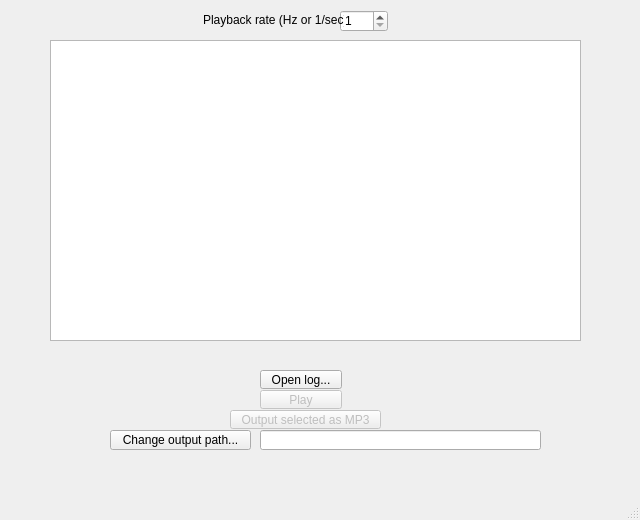
Old version of the form qt_generated/Traj2MP3.ui in the repository keryil/leaparticulatorqt.
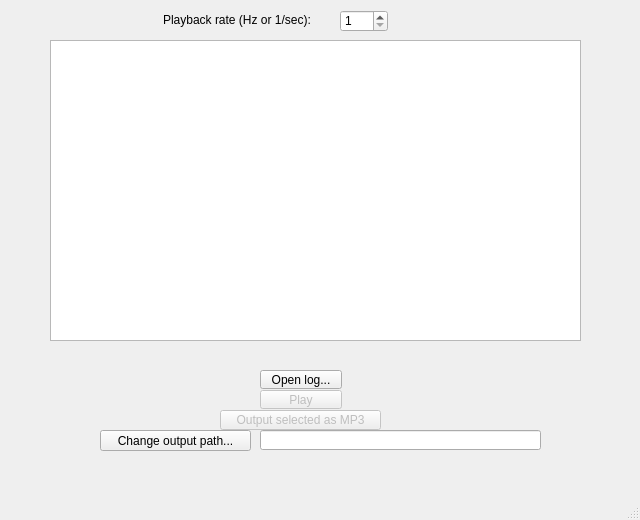
New version of the form.

Commit message: Minor aesthetic changes to the recorder UI.

Patch:
```diff
--- a/qt_generated/Traj2MP3.ui
+++ b/qt_generated/Traj2MP3.ui
@@ -36,10 +36,10 @@
     </property>
     <property name="geometry">
      <rect>
-      <x>230</x>
+      <x>220</x>
       <y>410</y>
-      <width>151</width>
-      <height>19</height>
+      <width>161</width>
+      <height>20</height>
      </rect>
     </property>
     <property name="text">
@@ -87,10 +87,10 @@
    <widget class="QPushButton" name="btnChangeOutput">
     <property name="geometry">
      <rect>
-      <x>110</x>
+      <x>100</x>
       <y>430</y>
-      <width>141</width>
-      <height>20</height>
+      <width>151</width>
+      <height>21</height>
      </rect>
     </property>
     <property name="text">
@@ -126,9 +126,9 @@
    <widget class="QLabel" name="label">
     <property name="geometry">
      <rect>
-      <x>203</x>
+      <x>163</x>
       <y>10</y>
-      <width>141</width>
+      <width>181</width>
       <height>20</height>
      </rect>
     </property>
```
Left out of the diff: 2 changed lines with no effect on the pictures.
